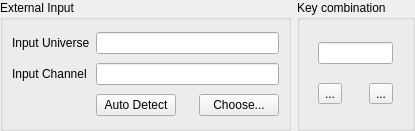
First picture: the form in ui/src/inputselectionwidget.ui, repository mcallegari/qlcplus, before the edit.
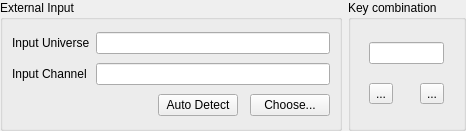
Second picture: the form after the edit. Icons and pictures are not drawn.

Commit message: VC/Slider: use the new InputSelectionWidget

```diff
--- a/ui/src/inputselectionwidget.ui
+++ b/ui/src/inputselectionwidget.ui
@@ -6,7 +6,7 @@
    <rect>
     <x>0</x>
     <y>0</y>
-    <width>415</width>
+    <width>466</width>
     <height>131</height>
    </rect>
   </property>
@@ -45,7 +45,7 @@
         </property>
        </widget>
       </item>
-      <item row="2" column="3">
+      <item row="2" column="4">
        <widget class="QPushButton" name="m_chooseInputButton">
         <property name="sizePolicy">
          <sizepolicy hsizetype="Maximum" vsizetype="Fixed">
@@ -61,16 +61,6 @@
         </property>
        </widget>
       </item>
-      <item row="0" column="1" colspan="3">
-       <widget class="QLineEdit" name="m_inputUniverseEdit">
-        <property name="toolTip">
-         <string>The input universe that sends data to this widget</string>
-        </property>
-        <property name="readOnly">
-         <bool>true</bool>
-        </property>
-       </widget>
-      </item>
       <item row="0" column="0">
        <widget class="QLabel" name="label_4">
         <property name="text">
@@ -78,17 +68,7 @@
         </property>
        </widget>
       </item>
-      <item row="1" column="1" colspan="3">
-       <widget class="QLineEdit" name="m_inputChannelEdit">
-        <property name="toolTip">
-         <string>The particular input channel within the input universe that sends data to this widget</string>
-        </property>
-        <property name="readOnly">
-         <bool>true</bool>
-        </property>
-       </widget>
-      </item>
-      <item row="2" column="1">
+      <item row="2" column="2">
        <widget class="QPushButton" name="m_autoDetectInputButton">
         <property name="toolTip">
          <string>When toggled, you can click an external button to assign it to this widget.</string>
@@ -107,6 +87,39 @@
         </property>
        </widget>
       </item>
+      <item row="0" column="1" colspan="4">
+       <widget class="QLineEdit" name="m_inputUniverseEdit">
+        <property name="toolTip">
+         <string>The input universe that sends data to this widget</string>
+        </property>
+        <property name="readOnly">
+         <bool>true</bool>
+        </property>
+       </widget>
+      </item>
+      <item row="1" column="1" colspan="4">
+       <widget class="QLineEdit" name="m_inputChannelEdit">
+        <property name="toolTip">
+         <string>The particular input channel within the input universe that sends data to this widget</string>
+        </property>
+        <property name="readOnly">
+         <bool>true</bool>
+        </property>
+       </widget>
+      </item>
+      <item row="2" column="1">
+       <spacer name="horizontalSpacer">
+        <property name="orientation">
+         <enum>Qt::Horizontal</enum>
+        </property>
+        <property name="sizeHint" stdset="0">
+         <size>
+          <width>40</width>
+          <height>20</height>
+         </size>
+        </property>
+       </spacer>
+      </item>
      </layout>
     </widget>
    </item>
```
The commit also changes 3 other files.
